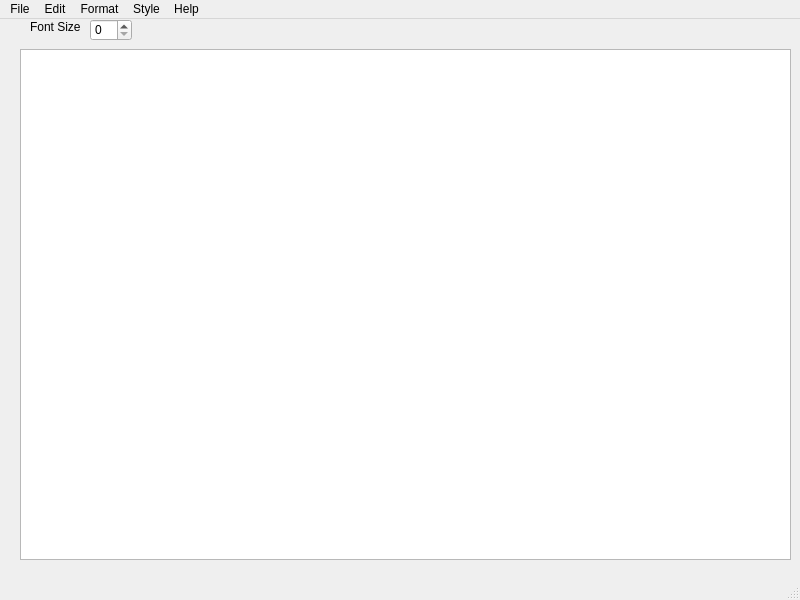
Qt form designe.ui (Hataee78/AP_Project_Mortazavi_Ataee_Haj) before a commit.
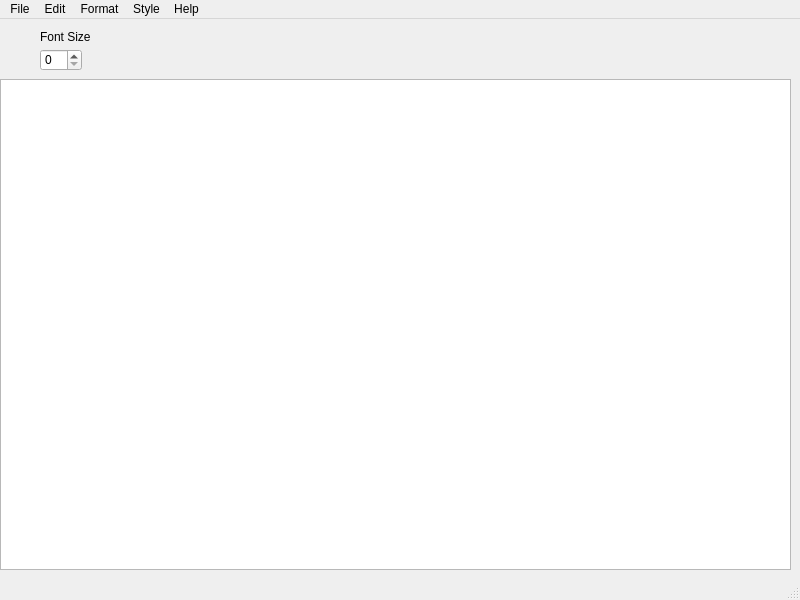
The same form after that commit. Icons and pictures are not drawn.

What changed in the file:
```diff
--- a/designe.ui
+++ b/designe.ui
@@ -17,18 +17,18 @@
    <widget class="QTextEdit" name="textEdit">
     <property name="geometry">
      <rect>
-      <x>20</x>
-      <y>30</y>
-      <width>771</width>
-      <height>511</height>
+      <x>0</x>
+      <y>60</y>
+      <width>791</width>
+      <height>491</height>
      </rect>
     </property>
    </widget>
    <widget class="QLabel" name="label">
     <property name="geometry">
      <rect>
-      <x>30</x>
-      <y>0</y>
+      <x>40</x>
+      <y>10</y>
       <width>55</width>
       <height>16</height>
      </rect>
@@ -40,8 +40,8 @@
    <widget class="QSpinBox" name="FontSize">
     <property name="geometry">
      <rect>
-      <x>90</x>
-      <y>0</y>
+      <x>40</x>
+      <y>30</y>
       <width>42</width>
       <height>22</height>
      </rect>
```
Left out of the diff: 115 changed lines with no effect on the pictures.
